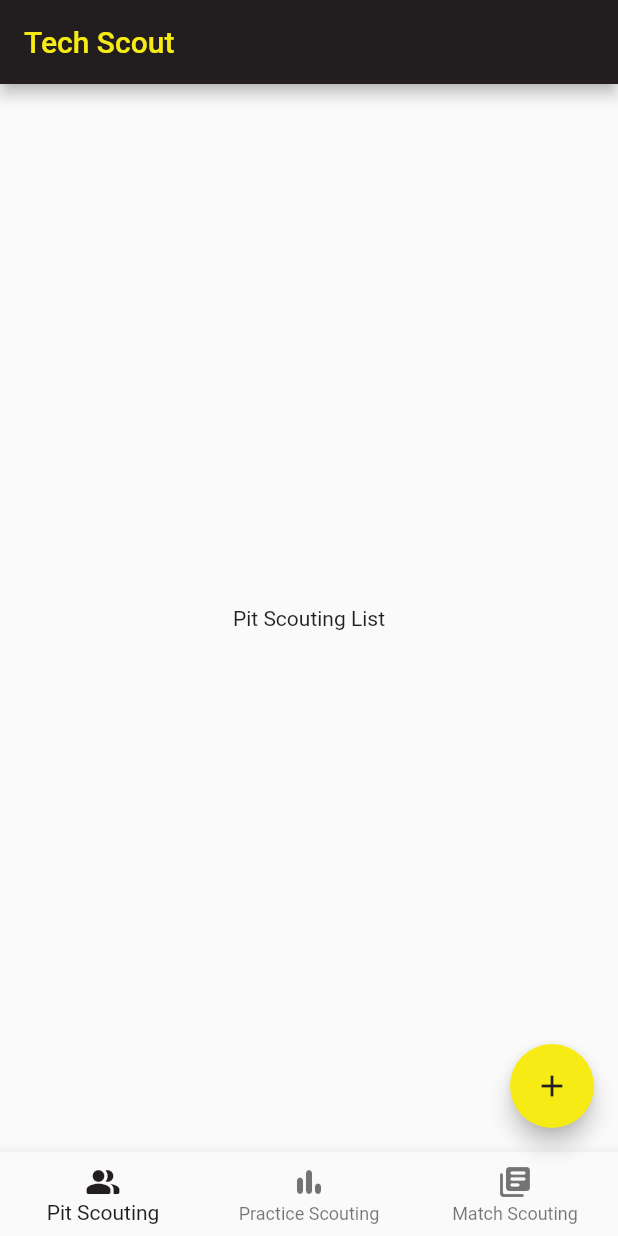
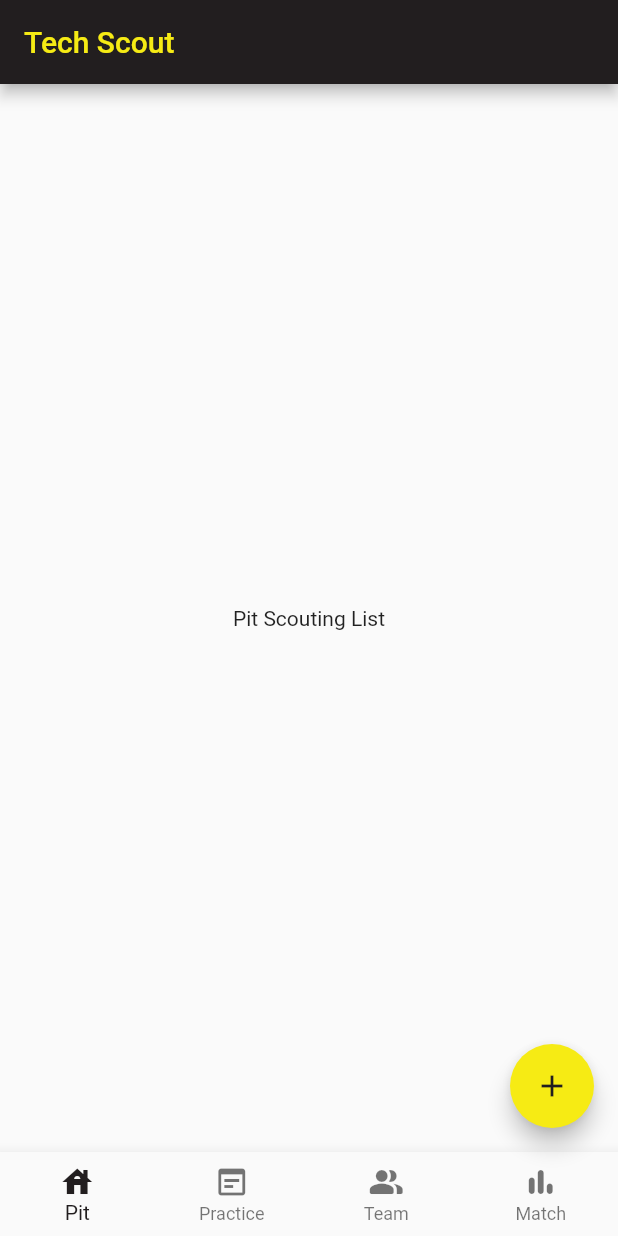
Before and after one commit to samp42/TechScout2023, a Flutter app: the screen it shows after launch, on a phone screen of 412 x 824 dp. Run offline on Flutter 3.47's test engine with Material 2 defaults, Android fonts, the light colour scheme and no system bars.

Commit message:
add team scouting

```diff
--- a/Scout/lib/main.dart
+++ b/Scout/lib/main.dart
@@ -5,6 +5,8 @@ import 'package:scout/views/pit_scouting/pit_scouting_entry.dart';
 import 'package:scout/views/pit_scouting/pit_scouting_list.dart';
 import 'package:scout/views/practice_field_scouting/practice_field_scouting_entry.dart';
 import 'package:scout/views/practice_field_scouting/practice_field_scouting_list.dart';
+import 'package:scout/views/team_scouting/team_scouting_entry.dart';
+import 'package:scout/views/team_scouting/team_scouting_list.dart';
 import 'package:scout/theme.dart';
 
 void main() {
@@ -54,7 +56,8 @@ class _MyHomePageState extends State<MyHomePage> {
   final List<Widget> _tabs = const [
     PitScoutingList(),
     PracticeFieldScoutingList(),
-    MatchScoutingList()
+    MatchScoutingList(),
+    TeamScoutingList()
   ];
 
   @override
@@ -72,18 +75,23 @@ class _MyHomePageState extends State<MyHomePage> {
         child: const Icon(Icons.add),
       ),
       bottomNavigationBar: BottomNavigationBar(
+        type: BottomNavigationBarType.fixed,
         items: const <BottomNavigationBarItem>[
           BottomNavigationBarItem(
+            icon: Icon(Icons.house_sharp),
+            label: 'Pit',
+          ),
+          BottomNavigationBarItem(
+            icon: Icon(Icons.wysiwyg),
+            label: 'Practice',
+          ),
+          BottomNavigationBarItem(
             icon: Icon(Icons.people_alt_rounded),
-            label: 'Pit Scouting',
+            label: 'Team',
           ),
           BottomNavigationBarItem(
             icon: Icon(Icons.bar_chart_rounded),
-            label: 'Practice Scouting',
-          ),
-          BottomNavigationBarItem(
-            icon: Icon(Icons.library_books_rounded),
-            label: 'Match Scouting',
+            label: 'Match',
           ),
         ],
         currentIndex: _pageIndex,
```
